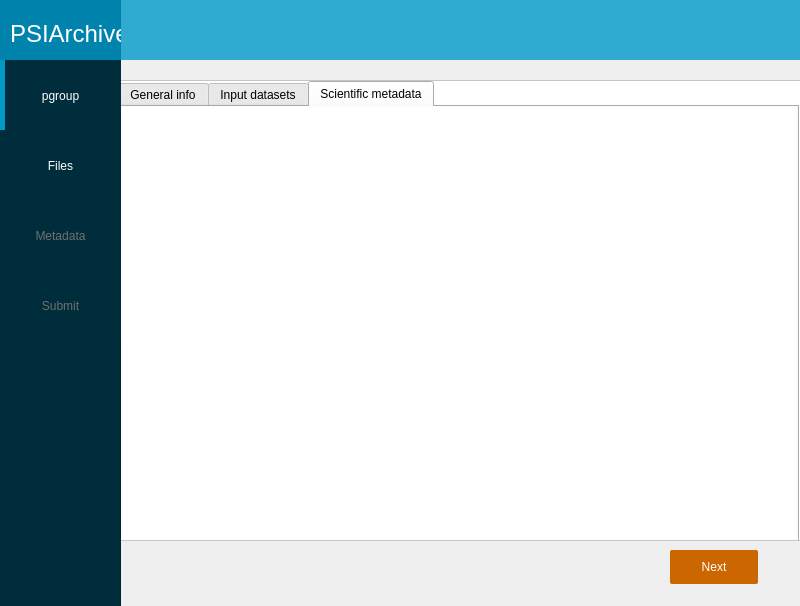
paulscherrerinstitute/scicat-qt, file PSIArchiver/dialog.ui: the form before one commit.
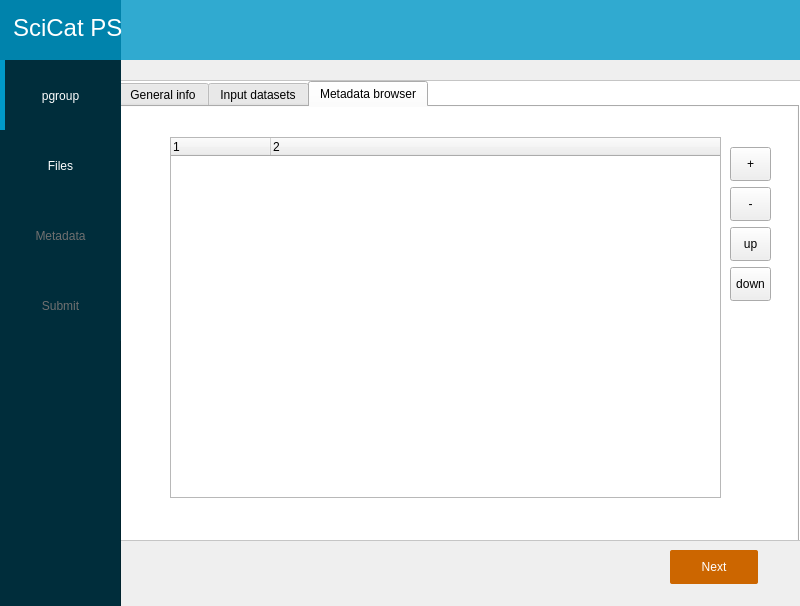
The form after the commit. The open tabs and pages were chosen to show the change.

```diff
--- a/PSIArchiver/dialog.ui
+++ b/PSIArchiver/dialog.ui
@@ -422,8 +422,86 @@
      </widget>
      <widget class="QWidget" name="tab_2">
       <attribute name="title">
-       <string>Scientific metadata</string>
+       <string>Metadata browser</string>
       </attribute>
+      <widget class="QTreeWidget" name="treeWidget">
+       <property name="geometry">
+        <rect>
+         <x>50</x>
+         <y>30</y>
+         <width>551</width>
+         <height>361</height>
+        </rect>
+       </property>
+       <property name="dragDropMode">
+        <enum>QAbstractItemView::DragDrop</enum>
+       </property>
+       <property name="columnCount">
+        <number>2</number>
+       </property>
+       <column>
+        <property name="text">
+         <string notr="true">1</string>
+        </property>
+       </column>
+       <column>
+        <property name="text">
+         <string notr="true">2</string>
+        </property>
+       </column>
+      </widget>
+      <widget class="QToolButton" name="toolButton">
+       <property name="geometry">
+        <rect>
+         <x>610</x>
+         <y>40</y>
+         <width>41</width>
+         <height>34</height>
+        </rect>
+       </property>
+       <property name="text">
+        <string>+</string>
+       </property>
+      </widget>
+      <widget class="QToolButton" name="toolButton_2">
+       <property name="geometry">
+        <rect>
+         <x>610</x>
+         <y>80</y>
+         <width>41</width>
+         <height>34</height>
+        </rect>
+       </property>
+       <property name="text">
+        <string>-</string>
+       </property>
+      </widget>
+      <widget class="QToolButton" name="toolButton_3">
+       <property name="geometry">
+        <rect>
+         <x>610</x>
+         <y>120</y>
+         <width>41</width>
+         <height>34</height>
+        </rect>
+       </property>
+       <property name="text">
+        <string>up</string>
+       </property>
+      </widget>
+      <widget class="QToolButton" name="toolButton_4">
+       <property name="geometry">
+        <rect>
+         <x>610</x>
+         <y>160</y>
+         <width>41</width>
+         <height>34</height>
+        </rect>
+       </property>
+       <property name="text">
+        <string>down</string>
+       </property>
+      </widget>
      </widget>
     </widget>
    </widget>
@@ -629,14 +707,14 @@
    <widget class="QLabel" name="label">
     <property name="geometry">
      <rect>
-      <x>20</x>
-      <y>20</y>
+      <x>23</x>
+      <y>14</y>
       <width>111</width>
       <height>31</height>
      </rect>
     </property>
     <property name="text">
-     <string>&lt;html&gt;&lt;head/&gt;&lt;body&gt;&lt;p&gt;&lt;span style=&quot; font-size:18pt; color:#ffffff;&quot;&gt;PSIArchiver&lt;/span&gt;&lt;/p&gt;&lt;/body&gt;&lt;/html&gt;</string>
+     <string>&lt;html&gt;&lt;head/&gt;&lt;body&gt;&lt;p&gt;&lt;span style=&quot; font-size:18pt; color:#ffffff;&quot;&gt;SciCat PSI&lt;/span&gt;&lt;/p&gt;&lt;/body&gt;&lt;/html&gt;</string>
     </property>
    </widget>
   </widget>
```
Left out of the diff: 233 changed lines with no effect on the pictures.
